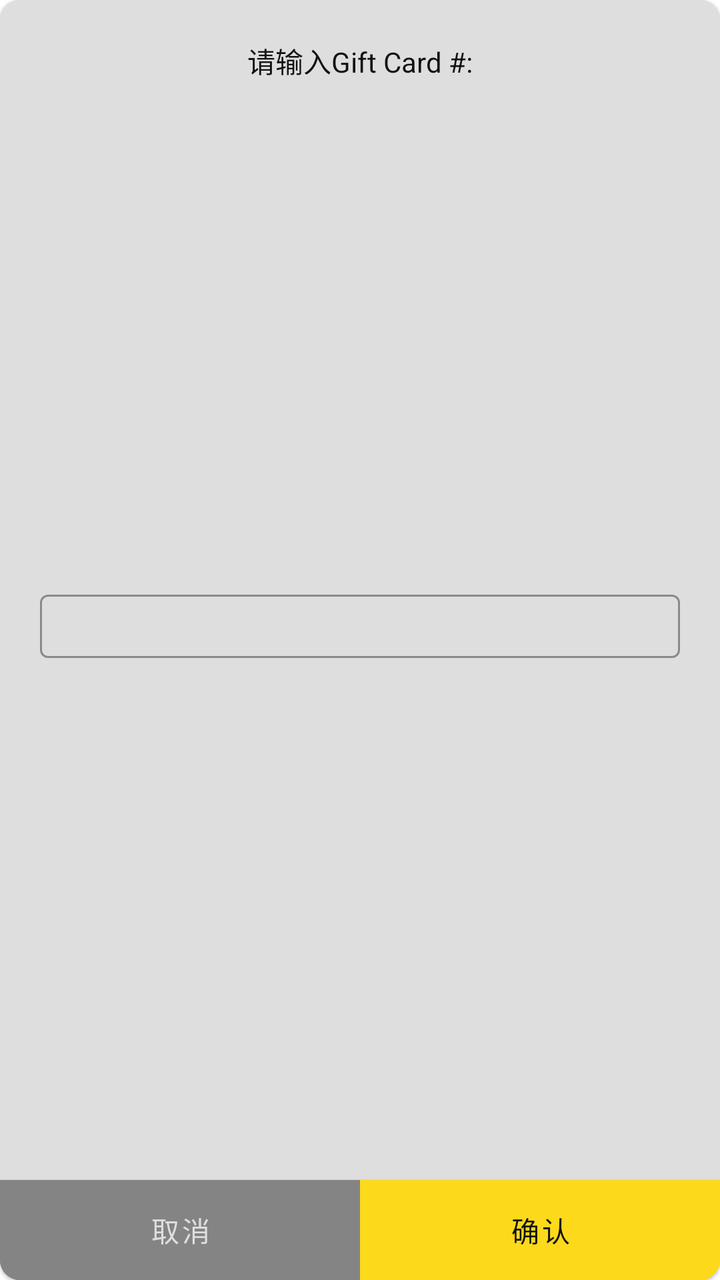
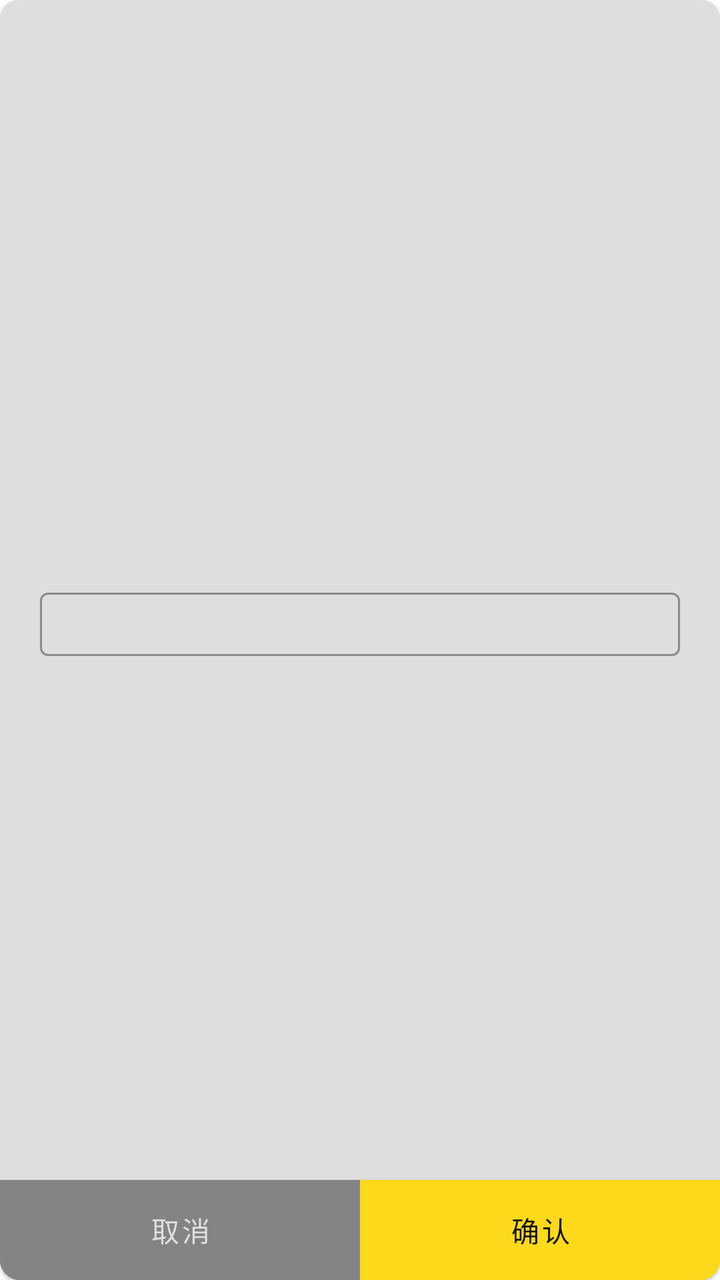

Before-and-after screenshots of an Android layout around one commit, followed by the original layout XML and the change that was made.
<!-- AndroidManifest.xml: application theme Theme.ReformfitApp.NoActionBar -->
<!-- res/layout/promo_gift_pop_up.xml -->
<?xml version="1.0" encoding="utf-8"?>
<com.google.android.material.card.MaterialCardView xmlns:android="http://schemas.android.com/apk/res/android"
    xmlns:tools="http://schemas.android.com/tools"
    android:layout_width="300dp"
    android:layout_height="wrap_content"
    xmlns:app="http://schemas.android.com/apk/res-auto"

    app:cardBackgroundColor="@color/white"
    app:cardCornerRadius="10dp"


    >
    <androidx.constraintlayout.widget.ConstraintLayout
        android:layout_width="match_parent"
        android:layout_height="match_parent">
        <androidx.constraintlayout.widget.Guideline
            android:layout_width="wrap_content"
            android:layout_height="wrap_content"
            android:orientation="horizontal"
            app:layout_constraintGuide_begin="20dp"
            android:id="@+id/titleGuideline"/>


        <TextView
            android:id="@+id/popup_title"
            android:layout_width="wrap_content"
            android:layout_height="wrap_content"
            android:layout_marginBottom="70dp"
            android:text="请输入Gift Card #:"
            android:textColor="@color/black"
            app:layout_constraintBottom_toTopOf="@+id/buttonHeight"
            app:layout_constraintEnd_toEndOf="parent"
            app:layout_constraintStart_toStartOf="parent"
            app:layout_constraintTop_toTopOf="@id/titleGuideline"
            app:layout_constraintVertical_bias="0.0" />

        <com.google.android.material.textfield.TextInputLayout
            style="@style/Widget.MaterialComponents.TextInputLayout.OutlinedBox"
            android:layout_width="0dp"
            android:layout_height="wrap_content"
            android:layout_marginHorizontal="20dp"
            android:layout_marginTop="20dp"
            android:layout_marginBottom="30dp"
            app:layout_constraintBottom_toTopOf="@+id/buttonHeight"
            app:layout_constraintEnd_toEndOf="parent"

            app:layout_constraintStart_toStartOf="parent"

            app:layout_constraintTop_toBottomOf="@+id/popup_title">

            <com.google.android.material.textfield.TextInputEditText
                android:paddingVertical="5dp"
                android:layout_width="match_parent"
                android:layout_height="match_parent"
                android:id="@+id/input_text"
                android:inputType="text"/>
        </com.google.android.material.textfield.TextInputLayout>

        <androidx.constraintlayout.widget.Guideline
            android:layout_width="wrap_content"
            android:layout_height="wrap_content"
            app:layout_constraintGuide_percent="0.5"
            android:orientation="vertical"
            android:id="@+id/vertMidline"/>

        <androidx.constraintlayout.widget.Guideline
            android:layout_width="wrap_content"
            android:layout_height="wrap_content"
            app:layout_constraintGuide_end="50dp"
            android:orientation="horizontal"
            android:id="@+id/buttonHeight"/>

        <com.google.android.material.button.MaterialButton
            android:layout_width="0dp"
            android:layout_height="0dp"
            app:layout_constraintStart_toStartOf="parent"
            app:layout_constraintEnd_toStartOf="@id/vertMidline"
            app:layout_constraintBottom_toBottomOf="parent"
            app:layout_constraintTop_toTopOf="@id/buttonHeight"
            android:insetTop="0dp"
            android:insetBottom="0dp"
            app:cornerRadius="0dp"
            android:backgroundTint="@color/grey"
            android:textColor="@color/white"
            android:text="取消"
            android:id="@+id/cancel_button"/>

        <com.google.android.material.button.MaterialButton
            android:layout_width="0dp"
            android:layout_height="0dp"
            app:layout_constraintStart_toStartOf="@id/vertMidline"
            app:layout_constraintEnd_toEndOf="parent"
            app:layout_constraintBottom_toBottomOf="parent"
            app:layout_constraintTop_toTopOf="@id/buttonHeight"
            android:insetTop="0dp"
            android:insetBottom="0dp"
            app:cornerRadius="0dp"
            android:backgroundTint="@color/yellow"
            android:textColor="@color/black"
            android:text="确认"
            android:id="@+id/confirm_button"
            />





    </androidx.constraintlayout.widget.ConstraintLayout>

</com.google.android.material.card.MaterialCardView>
<!-- resources referenced by this layout -->
<resources>
  <color name="black">#121212</color>
  <color name="grey">#848484</color>
  <color name="white">#dedede</color>
  <color name="yellow">#fcd91b</color>
  <style name="Theme.ReformfitApp.NoActionBar">
          <item name="windowActionBar">false</item>
          <item name="windowNoTitle">true</item>
      </style>
</resources>

<!-- the commit's change to res/layout/promo_gift_pop_up.xml (unified diff, before → after) -->
@@ -26,7 +26,6 @@
             android:layout_width="wrap_content"
             android:layout_height="wrap_content"
             android:layout_marginBottom="70dp"
-            android:text="请输入Gift Card #:"
             android:textColor="@color/black"
             app:layout_constraintBottom_toTopOf="@+id/buttonHeight"
             app:layout_constraintEnd_toEndOf="parent"
